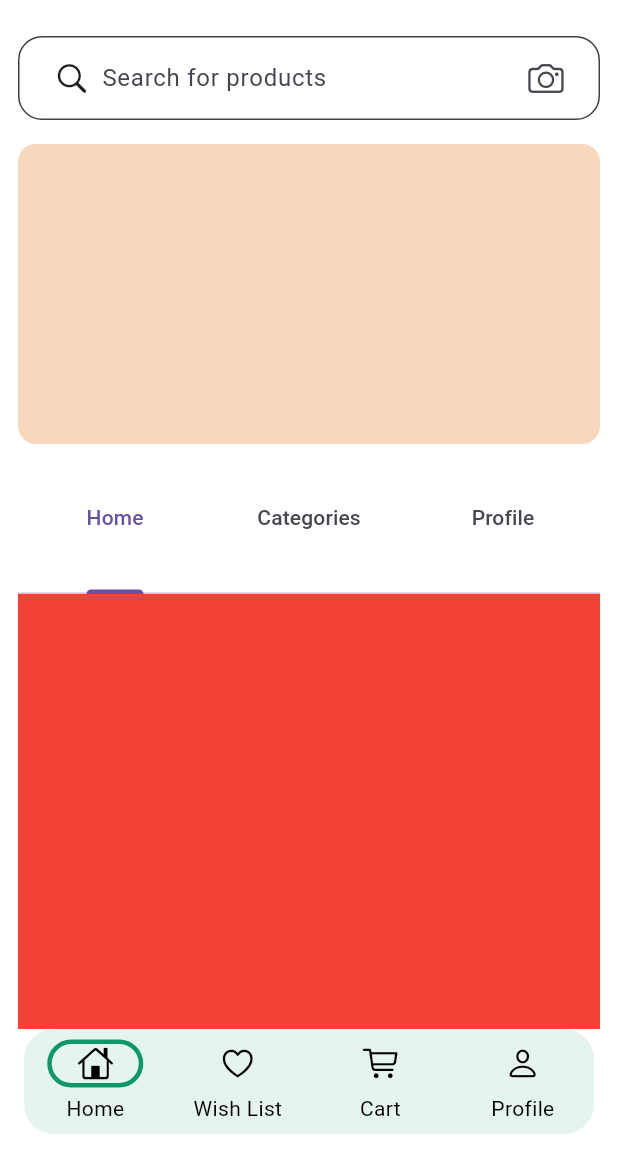
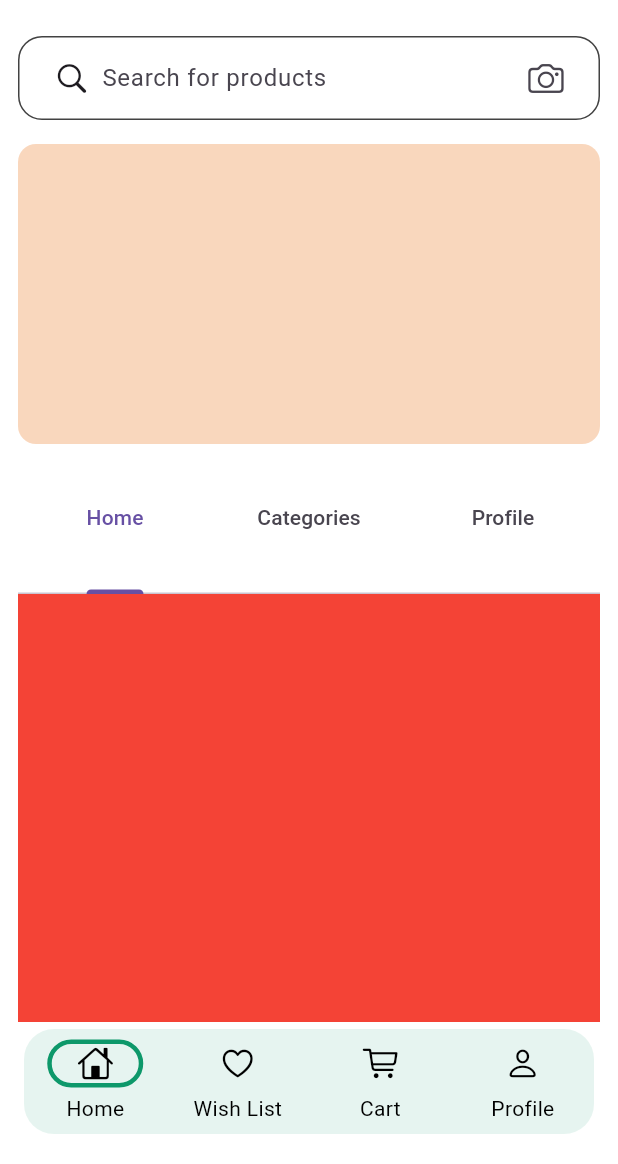
Before and after one commit to rostom17/Farmers-Nest, a Flutter app: the screen it shows after launch, on a phone screen of 412 x 824 dp, the part 72-1236 px from its top. Run offline on Flutter 3.47's test engine with Material 3 defaults, Android fonts, the light colour scheme and no system bars; our stand-ins replace flutter_svg, get.

Commit message:
padding added

```diff
--- a/lib/view/bottom_nav_screen.dart
+++ b/lib/view/bottom_nav_screen.dart
@@ -23,7 +23,12 @@ class _BottomNavigationScreenState extends State<BottomNavigationScreen> {
               _bottomNavigationController.screens[_bottomNavigationController
                   .selectedIndex],
           bottomNavigationBar: Padding(
-            padding: const EdgeInsets.only(bottom: 20, left: 16, right: 16),
+            padding: const EdgeInsets.only(
+              bottom: 20,
+              left: 16,
+              right: 16,
+              top: 5,
+            ),
             child: ClipRRect(
               borderRadius: BorderRadius.circular(20),
               child: NavigationBar(
```
